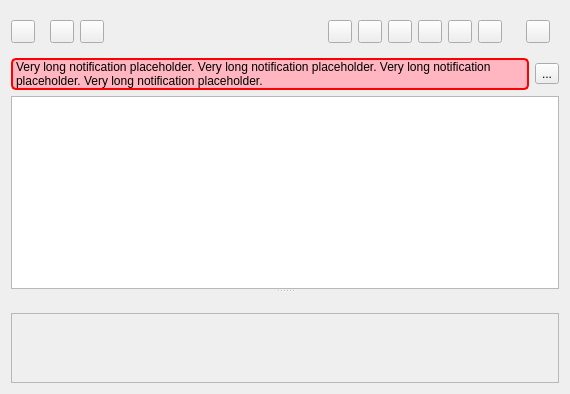
Qt form src/TagLibrary/Library.ui (well-thats-funny/simpletagger) before a commit.
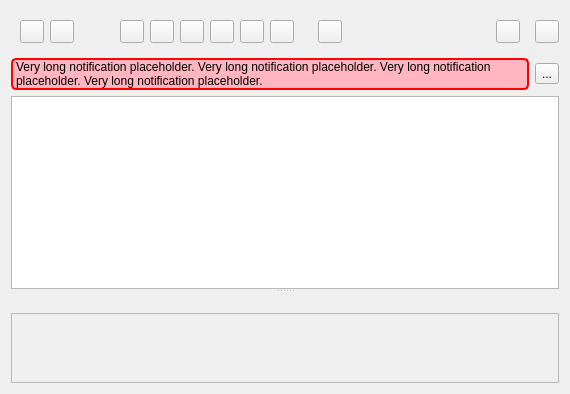
The same form after that commit. Icons and pictures are not drawn. Custom widgets are drawn as their Qt base class.

Commit message: TagLibrary: add only-changed tag filter

```diff
--- a/src/TagLibrary/Library.ui
+++ b/src/TagLibrary/Library.ui
@@ -25,16 +25,6 @@
         <layout class="QVBoxLayout" name="verticalLayout_3">
          <item>
           <layout class="QHBoxLayout" name="horizontalLayout">
-           <item>
-            <widget class="QToolButton" name="buttonEditMode">
-             <property name="enabled">
-              <bool>true</bool>
-             </property>
-             <property name="text">
-              <string notr="true"/>
-             </property>
-            </widget>
-           </item>
            <item>
             <widget class="QWidget" name="buttonsEditMode" native="true">
              <layout class="QHBoxLayout" name="layoutEditMode">
@@ -130,9 +120,43 @@
                 </property>
                </widget>
               </item>
+              <item>
+               <spacer name="horizontalSpacer_2">
+                <property name="orientation">
+                 <enum>Qt::Orientation::Horizontal</enum>
+                </property>
+                <property name="sizeHint" stdset="0">
+                 <size>
+                  <width>40</width>
+                  <height>20</height>
+                 </size>
+                </property>
+               </spacer>
+              </item>
+              <item>
+               <widget class="QToolButton" name="buttonFilters">
+                <property name="text">
+                 <string notr="true"/>
+                </property>
+                <property name="icon">
+                 <iconset resource="../../cmake-build-relwithdebinfo/src/icons.qrc">
+                  <normaloff>:/icons/bx-filter-alt.svg</normaloff>:/icons/bx-filter-alt.svg</iconset>
+                </property>
+               </widget>
+              </item>
              </layout>
             </widget>
            </item>
+           <item>
+            <widget class="QToolButton" name="buttonEditMode">
+             <property name="enabled">
+              <bool>true</bool>
+             </property>
+             <property name="text">
+              <string notr="true"/>
+             </property>
+            </widget>
+           </item>
           </layout>
          </item>
          <item>
```
Left out of the diff: 14 changed lines with no effect on the pictures. The commit also changes 4 other files.
